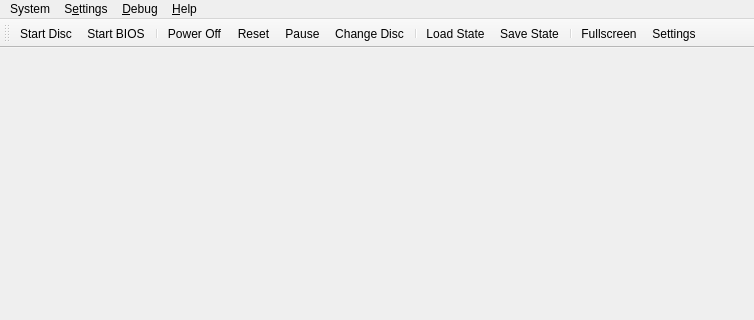
The window that src/duckstation-qt/mainwindow.ui (kofxi3584karlayang/duckstation) describes before a commit, drawn with Qt 5; both pictures show x 0 to 754 and y 0 to 320 of the 754 by 600 pixel window.
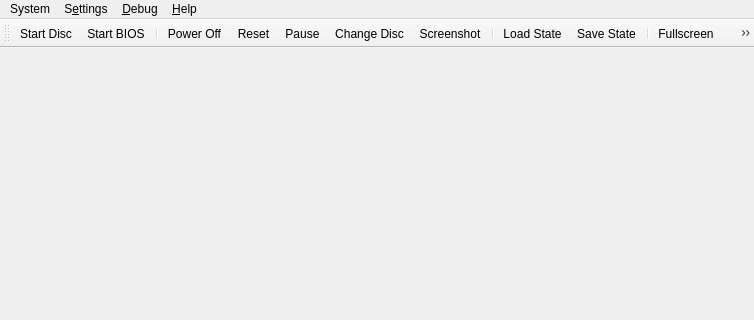
The same window after the commit. Icons and pictures are not drawn.

Commit message: Qt: Add screenshot button

The edit to the form file:
```diff
--- a/src/duckstation-qt/mainwindow.ui
+++ b/src/duckstation-qt/mainwindow.ui
@@ -163,6 +163,7 @@
    <addaction name="actionReset"/>
    <addaction name="actionPause"/>
    <addaction name="actionChangeDisc"/>
+   <addaction name="actionScreenshot"/>
    <addaction name="separator"/>
    <addaction name="actionLoadState"/>
    <addaction name="actionSaveState"/>
@@ -444,6 +445,15 @@
     <string>Show MDEC State</string>
    </property>
   </action>
+  <action name="actionScreenshot">
+   <property name="icon">
+    <iconset resource="resources/icons.qrc">
+     <normaloff>:/icons/video-display.png</normaloff>:/icons/video-display.png</iconset>
+   </property>
+   <property name="text">
+    <string>&amp;Screenshot</string>
+   </property>
+  </action>
  </widget>
  <resources>
   <include location="resources/icons.qrc"/>
```
The commit also changes 3 other files.
